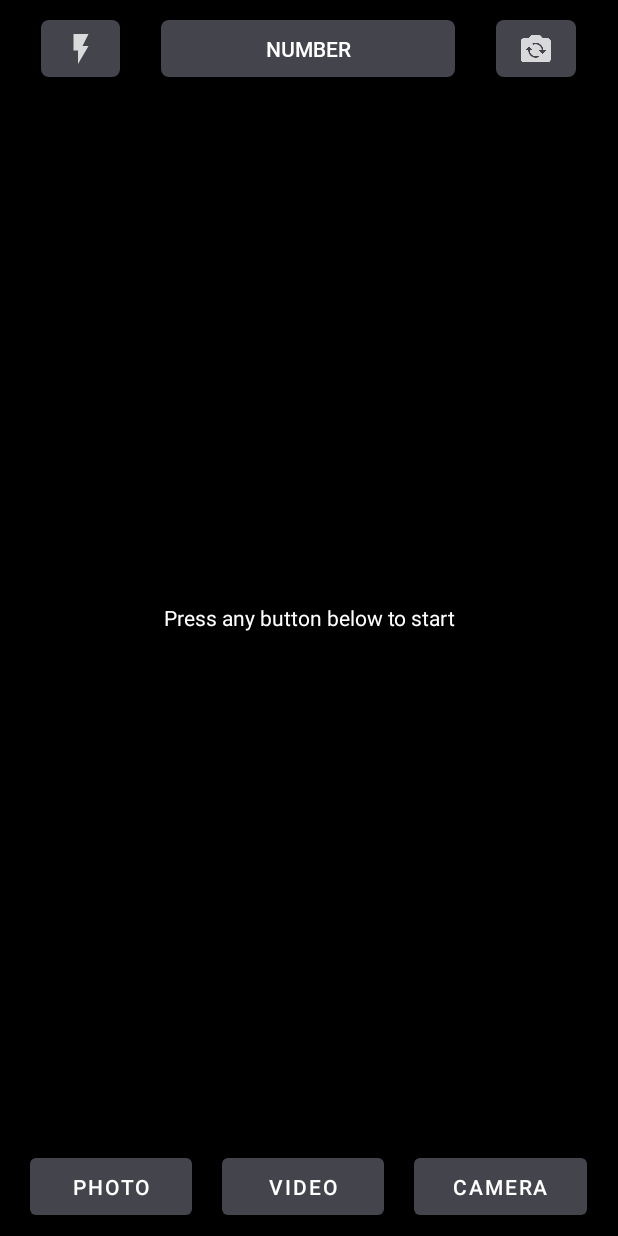
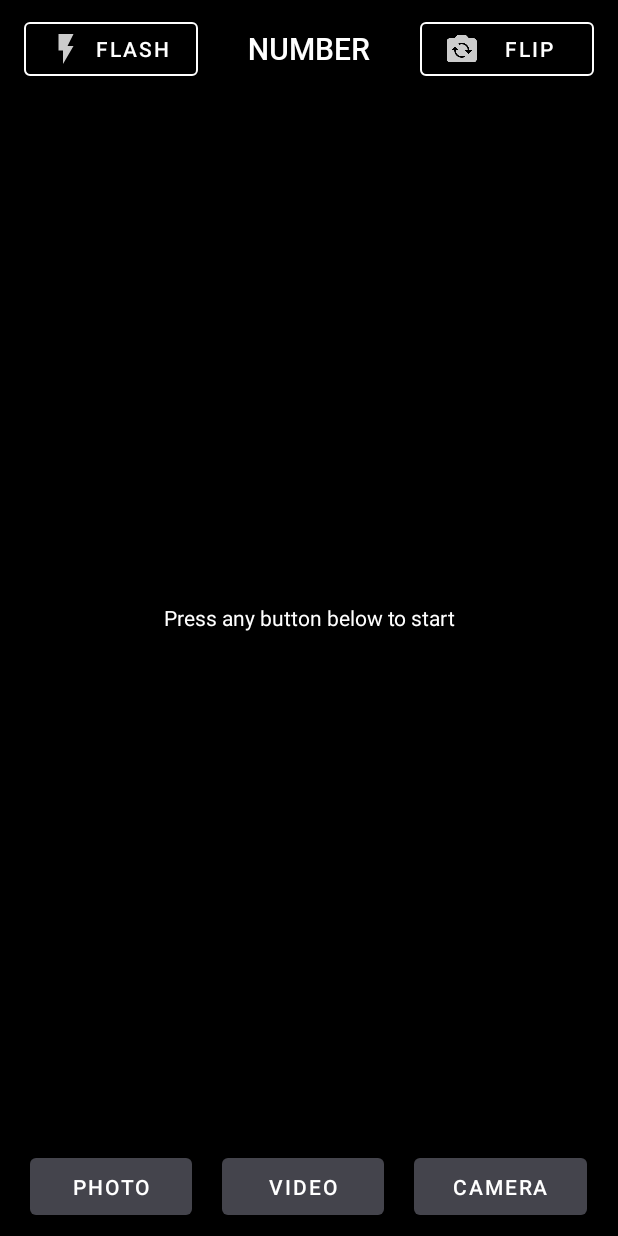
Before and after one commit to starzykbartlomiej/GestureAnalysis, an Android app: the MainActivity screen opened directly, with no data from a screen before it, on a phone screen of 412 x 824 dp. Run offline under Robolectric (Android 15) with nearby library versions, the phone set to English and light mode, and no system bars; libraries missing offline, so code that uses them is left out: com.google.mediapipe.formats, com.google.mediapipe.solutioncore, com.google.mediapipe.solutions.

Commit message:
icons fixed

```diff
--- a/app/src/main/java/com/example/gestureanalysis/MainActivity.java
+++ b/app/src/main/java/com/example/gestureanalysis/MainActivity.java
@@ -39,6 +39,7 @@ import androidx.activity.result.contract.ActivityResultContracts;
 import androidx.appcompat.app.AppCompatActivity;
 import androidx.exifinterface.media.ExifInterface;
 
+import com.google.android.material.button.MaterialButton;
 import com.google.mediapipe.formats.proto.LandmarkProto.Landmark;
 import com.google.mediapipe.formats.proto.LandmarkProto.NormalizedLandmark;
 import com.google.mediapipe.solutioncore.CameraInput;
@@ -86,7 +87,7 @@ public class MainActivity extends AppCompatActivity {
     private SolutionGlSurfaceView<HandsResult> glSurfaceView;
 
     //Camera Flash
-    private ImageButton flashButton;
+    private MaterialButton flashButton;
     boolean hasCameraFlash = false;
     boolean flashOn = false;
 
@@ -95,7 +96,7 @@ public class MainActivity extends AppCompatActivity {
     private TextView textNumber;
 
     //Camera flip
-    private ImageButton FlipCamera;
+    private MaterialButton FlipCamera;
     private boolean isBackCameraOn = false;
 
 
--- a/app/src/main/res/drawable/rounded_corner.xml
+++ b/app/src/main/res/drawable/rounded_corner.xml
@@ -9,4 +9,5 @@
         android:top="1dp" />
 
     <corners android:radius="5dp" />
+
 </shape>
--- a/app/src/main/res/layout/activity_main.xml
+++ b/app/src/main/res/layout/activity_main.xml
@@ -1,8 +1,8 @@
 <?xml version="1.0" encoding="utf-8"?>
-<LinearLayout
-    xmlns:android="http://schemas.android.com/apk/res/android"
+<LinearLayout xmlns:android="http://schemas.android.com/apk/res/android"
     android:layout_width="fill_parent"
     android:layout_height="fill_parent"
+    xmlns:app="http://schemas.android.com/apk/res-auto"
     android:orientation="vertical"
     android:weightSum="100">
 
@@ -20,14 +20,18 @@
             android:layout_height="wrap_content"
             android:layout_weight="1" />
 
-        <ImageButton
+
+        <Button
             android:id="@+id/flash_button"
-            android:layout_width="wrap_content"
-            android:layout_height="38dp"
+            android:layout_width="100dp"
+            android:layout_height="wrap_content"
             android:layout_weight="1"
-            android:src="@drawable/ic_flash"
-            android:background="@drawable/rounded_corner"
-            android:contentDescription="TODO" />
+            android:text="@string/flash"
+            app:icon="@drawable/ic_flash"
+            style="?attr/materialButtonOutlinedStyle"
+            app:iconTint="@color/white"
+            android:textColor="@color/white"
+            app:strokeColor='@color/white'/>
 
         <Space
             android:layout_width="wrap_content"
@@ -36,31 +40,33 @@
 
         <TextView
             android:id="@+id/text_number"
-            android:layout_width="wrap_content"
+            android:layout_width="100dp"
             android:layout_height="38dp"
-            android:layout_weight="5"
-            android:background="@drawable/rounded_corner"
+            android:layout_weight="1"
 
             android:fontFamily="@font/roboto_medium"
             android:gravity="center"
             android:text="@string/number"
             android:textAllCaps="true"
             android:textColor="@color/gesture_app_white"
-            android:textSize="14sp" />
+            android:textSize="20sp" />
 
         <Space
             android:layout_width="wrap_content"
             android:layout_height="wrap_content"
             android:layout_weight="1" />
 
-        <ImageButton
+        <Button
             android:id="@+id/button_change_camera"
-            android:layout_width="wrap_content"
-            android:layout_height="38dp"
+            android:layout_width="100dp"
+            android:layout_height="wrap_content"
             android:layout_weight="1"
-            android:src="@drawable/ic_flip"
-            android:background="@drawable/rounded_corner"
-            android:contentDescription="TODO" />
+            android:text="@string/flip"
+            app:icon="@drawable/ic_flip"
+            style="?attr/materialButtonOutlinedStyle"
+            app:iconTint="@color/white"
+            android:textColor="@color/white"
+            app:strokeColor='@color/white'/>
 
         <Space
             android:layout_width="wrap_content"
--- a/app/src/main/res/values/strings.xml
+++ b/app/src/main/res/values/strings.xml
@@ -7,7 +7,8 @@
     <string name="change_camera" translatable="false">Flip</string>
     <string name="start_gesture_recognition">Start gesture recognition</string>
     <string name="app_main_image">App main image</string>
-    <string name="app_desc">Recognize numbers, letters and specific gestures.</string>
+    <string name="app_desc">Recognize ASL digits using camera, photos or videos.</string>
     <string name="app_title">Hand Gesture Recognition app</string>
     <string name="number">Number</string>
+    <string name="flip">Flip</string>
 </resources>
```
